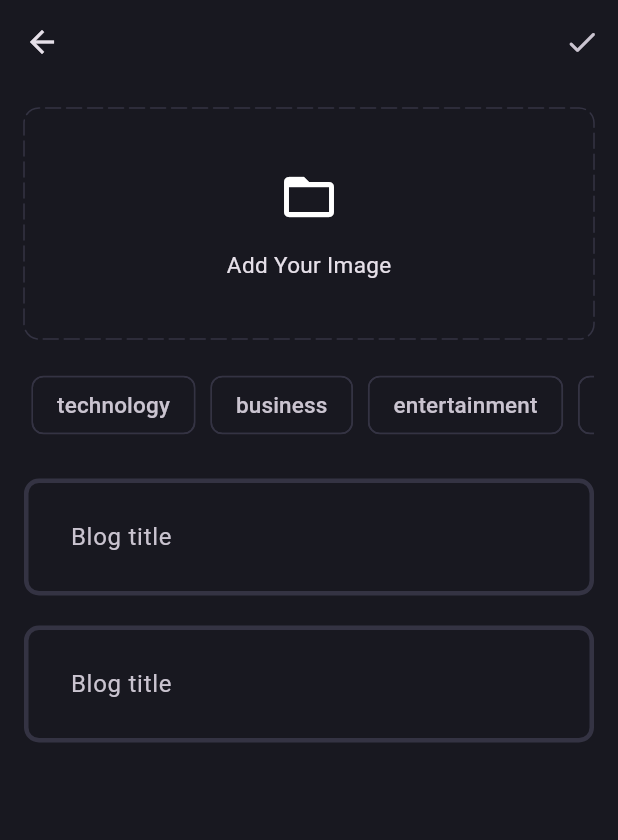
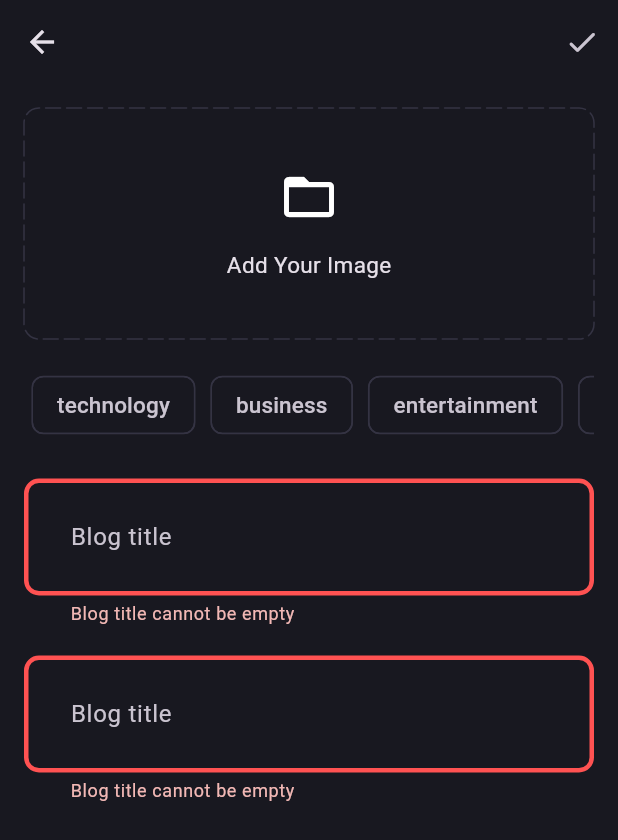
Before and after one commit to AmirHoseinRastegar/blog_with_clean_bloc, a Flutter app: the AddBlogScreen screen opened directly, after a tap on the "done" icon, on a phone screen of 412 x 824 dp. Shown: the top 840 px of the screen. Run offline on Flutter 3.47's test engine with Material 3 defaults, Android fonts, the phone set to English and light mode, and no system bars; drawn by our look-alikes of dotted_border; our stand-ins replace bloc, flutter_bloc, fpdart, get_it, image_picker, supabase_flutter; accounts and stored records are empty.

Commit message:
17 shahrivar 1403 23:40

```diff
--- a/lib/core/theme/app_theme.dart
+++ b/lib/core/theme/app_theme.dart
@@ -12,13 +12,16 @@ class AppTheme {
     chipTheme: const ChipThemeData(
       color: MaterialStatePropertyAll(AppPallete.backgroundColor),
       side: BorderSide.none,
-
     ),
     inputDecorationTheme: InputDecorationTheme(
       contentPadding: const EdgeInsets.all(27),
       enabledBorder: _border,
+      border: _border,
       focusedBorder: _border.copyWith(
         borderSide: const BorderSide(color: AppPallete.gradient2, width: 3),
+      ),
+      errorBorder: _border.copyWith(
+        borderSide: const BorderSide(color: AppPallete.errorColor, width: 3),
       ),
     ),
   );
--- a/lib/core/utils/image_picker.dart
+++ b/lib/core/utils/image_picker.dart
@@ -4,7 +4,7 @@ import 'package:image_picker/image_picker.dart';
 
 Future<File?> getImage() async {
   try {
-    final xFile = await ImagePicker().pickImage(source: ImageSource.gallery);
+    final xFile = await ImagePicker().pickImage(source: ImageSource.camera);
     if (xFile != null) {
       return File(xFile.path);
     } else {
--- /dev/null
+++ b/lib/features/blog/domain/use_cases/upload_blog_usecase.dart
@@ -0,0 +1,44 @@
+import 'dart:io';
+
+import 'package:blog/core/error/failure.dart';
+import 'package:blog/features/blog/data/data_sources/blog_remote_data_source.dart';
+import 'package:blog/features/blog/domain/repository/blog_repository.dart';
+import 'package:fpdart/fpdart.dart';
+
+import '../../../../core/use_case/use_case_inteface.dart';
+import '../entity/blog_entity.dart';
+
+class UploadBlogUseCase
+    implements UseCaseInterface<BlogEntity, UploadBlogParams> {
+  final BlogRepository blogRepository;
+
+  UploadBlogUseCase(this.blogRepository);
+
+  @override
+  Future<Either<Failure, BlogEntity>> call(UploadBlogParams params) async{
+   return await blogRepository.getBlog(
+      posterId: params.posterId,
+      title: params.title,
+      content: params.content,
+      image: params.image,
+      topics: params.topics,
+    );
+
+  }
+}
+
+class UploadBlogParams {
+  final String title;
+  final String content;
+  final String posterId;
+  final File image;
+  final List<String> topics;
+
+  UploadBlogParams({
+    required this.title,
+    required this.content,
+    required this.image,
+    required this.topics,
+    required this.posterId,
+  });
+}
--- /dev/null
+++ b/lib/features/blog/presentation/blocs/blog_bloc.dart
@@ -0,0 +1,35 @@
+import 'dart:io';
+
+import 'package:bloc/bloc.dart';
+import 'package:meta/meta.dart';
+
+import '../../domain/use_cases/upload_blog_usecase.dart';
+
+part 'blog_event.dart';
+
+part 'blog_state.dart';
+
+class BlogBloc extends Bloc<BlogEvent, BlogState> {
+  final UploadBlogUseCase uploadBlogUseCase;
+
+  BlogBloc(this.uploadBlogUseCase) : super(BlogInitial()) {
+    on<BlogEvent>((event, emit) {
+      emit(BlogLoading());
+    });
+    on<BlogUploadEvent>(_onUpload);
+  }
+
+  void _onUpload(BlogUploadEvent event, Emitter<BlogState> emit) async {
+    final res = await uploadBlogUseCase.call(
+      UploadBlogParams(
+        title: event.title,
+        content: event.content,
+        image: event.image,
+        topics: event.topics,
+        posterId: event.posterId,
+      ),
+    );
+    res.fold((l) => emit(BlogUploadError(l.message)),
+        (r) => emit(BlogUploadSuccess()));
+  }
+}
--- /dev/null
+++ b/lib/features/blog/presentation/blocs/blog_event.dart
@@ -0,0 +1,19 @@
+part of 'blog_bloc.dart';
+
+@immutable
+sealed class BlogEvent {}
+
+final class BlogUploadEvent extends BlogEvent {
+  final String title;
+  final String content;
+  final String posterId;
+  final File image;
+  final List<String> topics;
+
+  BlogUploadEvent(
+      {required this.title,
+      required this.content,
+      required this.posterId,
+      required this.image,
+      required this.topics});
+}
--- /dev/null
+++ b/lib/features/blog/presentation/blocs/blog_state.dart
@@ -0,0 +1,14 @@
+part of 'blog_bloc.dart';
+
+@immutable
+sealed class BlogState {}
+
+final class BlogInitial extends BlogState {}
+final class BlogLoading extends BlogState {}
+final class BlogUploadSuccess extends BlogState {}
+final class BlogUploadError extends BlogState {
+  final String message;
+
+  BlogUploadError(this.message);
+}
+// final class Blog extends BlogState {}
--- a/lib/features/blog/presentation/pages/add_blog.dart
+++ b/lib/features/blog/presentation/pages/add_blog.dart
@@ -1,12 +1,18 @@
 import 'dart:io';
-import 'dart:math';
 
+import 'package:blog/core/cubits/user_session_cubit/user_seission_cubit.dart';
 import 'package:blog/core/theme/app_colors.dart';
 import 'package:blog/core/utils/image_picker.dart';
+import 'package:blog/core/utils/snakbar.dart';
+import 'package:blog/features/blog/presentation/blocs/blog_bloc.dart';
+import 'package:blog/features/blog/presentation/pages/blog_page.dart';
 import 'package:blog/features/blog/presentation/widgets/blog_textfield.dart';
 import 'package:dotted_border/dotted_border.dart';
 import 'package:flutter/cupertino.dart';
 import 'package:flutter/material.dart';
+import 'package:flutter_bloc/flutter_bloc.dart';
+
+import '../../../../core/constants/loader.dart';
 
 class AddBlogScreen extends StatefulWidget {
   static rout() => MaterialPageRoute(
@@ -24,15 +30,14 @@ class _AddBlogScreenState extends State<AddBlogScreen> {
   final TextEditingController _blogDescriptionController =
       TextEditingController();
   File? image;
-  List selectedTopics = [];
+  List<String> selectedTopics = [];
+  final formKey = GlobalKey<FormState>();
 
   void pickImage() async {
     final pickedImage = await getImage();
     if (pickedImage != null) {
       setState(() {
-
         image = pickedImage;
-        print(image);
       });
     }
   }
@@ -44,23 +49,75 @@ class _AddBlogScreenState extends State<AddBlogScreen> {
     _blogTitleController.dispose();
   }
 
+  void uploadBlog() {
+    () {
+      if (formKey.currentState!.validate() && image != null ||
+          selectedTopics.isNotEmpty) {
+        final posterId =
+            (context.read<UserSeissionCubit>().state as UserIsloggedIn).user.id;
+        context.read<BlogBloc>().add(BlogUploadEvent(
+            title: _blogTitleController.text.trim(),
+            content: _blogDescriptionController.text.trim(),
+            image: image!,
+            posterId: posterId,
+            topics: selectedTopics));
+      }
+
+      ///since we are in add blog screen it means that user is logged in
+      ///and we can get the user id from the cubit but we need to cast it
+      ///as User Is loggedIn to get the user id
+    }();
+  }
+
   @override
   Widget build(BuildContext context) {
     return Scaffold(
         appBar: AppBar(
           actions: [
             IconButton(
-              onPressed: () {},
+              onPressed: () {
+                uploadBlog();
+              },
               icon: const Icon(Icons.done_rounded),
             ),
           ],
         ),
-        body: Padding(
+        body: BlocConsumer<BlogBloc, BlogState>(
+          listener: (context, state) {
+            if (state is BlogUploadSuccess) {
+              Navigator.pushAndRemoveUntil(
+                  context, BlogPage.rout(), (route) => false);
+            } else if (state is BlogUploadError) {
+              snakBar(context, state.message);
+            }
+          },
+          builder: (context, state) {
+            if (state is BlogLoading) {
+              return const AppLoader();
+            }
+            return Padding(
               padding: const EdgeInsets.all(16),
               child: SingleChildScrollView(
+                child: Form(
+                  key: formKey,
                   child: Column(
                     children: [
-                GestureDetector(
+                      image != null
+                          ? GestureDetector(
+                              onTap: pickImage,
+                              child: SizedBox(
+                                height: 150,
+                                width: double.infinity,
+                                child: ClipRRect(
+                                  borderRadius: BorderRadius.circular(12),
+                                  child: Image.file(
+                                    image!,
+                                    fit: BoxFit.cover,
+                                  ),
+                                ),
+                              ),
+                            )
+                          : GestureDetector(
                               onTap: () {
                                 pickImage();
                               },
@@ -147,7 +204,8 @@ class _AddBlogScreenState extends State<AddBlogScreen> {
                         height: 20,
                       ),
                       BlogScreenTextField(
-                    controller: _blogTitleController, hintText: 'Blog title'),
+                          controller: _blogTitleController,
+                          hintText: 'Blog title'),
                       const SizedBox(
                         height: 20,
                       ),
@@ -157,6 +215,9 @@ class _AddBlogScreenState extends State<AddBlogScreen> {
                     ],
                   ),
                 ),
+              ),
+            );
+          },
         ));
   }
 }
--- a/lib/features/blog/presentation/pages/blog_page.dart
+++ b/lib/features/blog/presentation/pages/blog_page.dart
@@ -3,6 +3,10 @@ import 'package:flutter/cupertino.dart';
 import 'package:flutter/material.dart';
 
 class BlogPage extends StatelessWidget {
+  static rout() => MaterialPageRoute(
+        builder: (context) => const BlogPage(),
+      );
+
   const BlogPage({super.key});
 
   @override
--- a/lib/features/blog/presentation/widgets/blog_textfield.dart
+++ b/lib/features/blog/presentation/widgets/blog_textfield.dart
@@ -11,6 +11,13 @@ class BlogScreenTextField extends StatelessWidget {
   Widget build(BuildContext context) {
     return TextFormField(
       controller: controller,
+      validator: (value) {
+        if (value == null || value.isEmpty) {
+          return '$hintText cannot be empty';
+        } else {
+          return null;
+        }
+      },
 
       ///when we set max lines to null,the textfield extends itself when
       ///the line is filled and goes bottom
--- a/lib/main.dart
+++ b/lib/main.dart
@@ -1,5 +1,6 @@
 import 'package:blog/core/theme/app_theme.dart';
 import 'package:blog/features/auth/presentation/pages/login_page.dart';
+import 'package:blog/features/blog/presentation/blocs/blog_bloc.dart';
 import 'package:blog/locator.dart';
 import 'package:flutter/material.dart';
 import 'package:flutter_bloc/flutter_bloc.dart';
@@ -19,6 +20,8 @@ void main() async {
         ),
         BlocProvider(
           create: (_) => locator<UserSeissionCubit>(),
+        ), BlocProvider(
+          create: (_) => locator<BlogBloc>(),
         ),
       ],
       child: const MyApp(),
@@ -40,7 +43,6 @@ class _MyAppState extends State<MyApp> {
     BlocProvider.of<AuthBloc>(context).add(IsUserLoggedIn());
   }
 
-  // This widget is the root of your application.
   @override
   Widget build(BuildContext context) {
     return MaterialApp(
--- a/pubspec.yaml
+++ b/pubspec.yaml
@@ -42,6 +42,7 @@ dependencies:
   get_it: ^7.7.0
   dotted_border: ^2.1.0
   image_picker: ^1.1.2
+  uuid: ^4.5.0
 
 dev_dependencies:
   flutter_test:
```
Also changed, not shown: lib/features/blog/data/data_sources/blog_remote_data_source.dart (added, +50 -0 lines), lib/features/blog/data/models/blog_model.dart (added, +54 -0 lines), lib/features/blog/data/repository/blog_repository_impl.dart (added, +50 -0 lines), lib/features/blog/domain/entity/blog_entity.dart (added, +40 -0 lines), lib/features/blog/domain/repository/blog_repository.dart (added, +15 -0 lines), lib/locator.dart (+30 -1 lines), pubspec.lock. Lines whose indentation alone changed are shown as unchanged.
